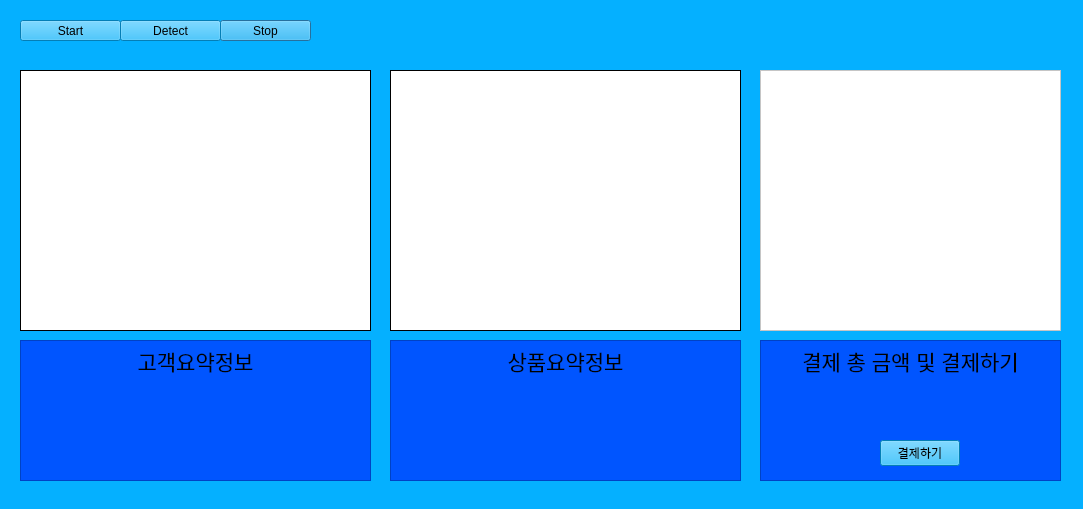
Old version of the form GUI/fourth(detection).ui in the repository star6973/unmanned-payment-system.
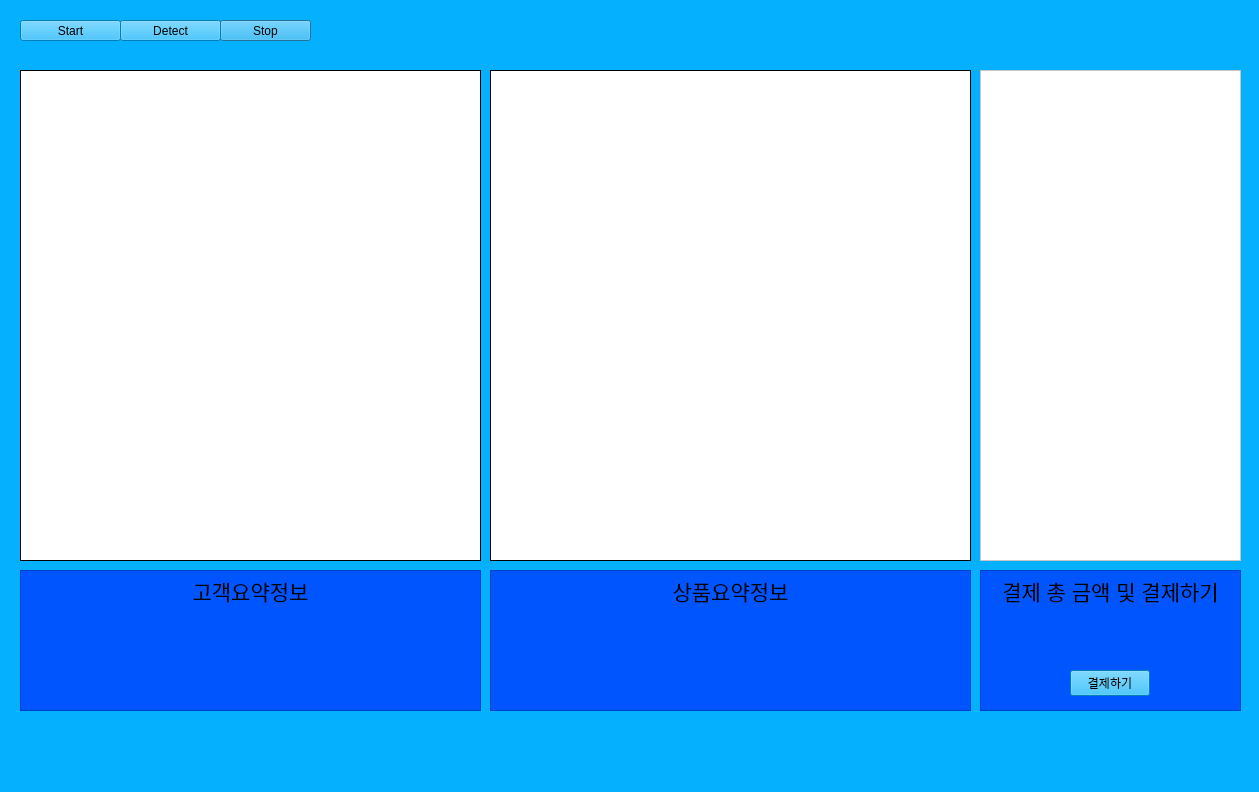
New version of the form.

Diff of the .ui file:
```diff
--- a/GUI/fourth(detection).ui
+++ b/GUI/fourth(detection).ui
@@ -6,8 +6,8 @@
    <rect>
     <x>0</x>
     <y>0</y>
-    <width>1083</width>
-    <height>509</height>
+    <width>1259</width>
+    <height>792</height>
    </rect>
   </property>
   <property name="windowTitle">
@@ -21,8 +21,8 @@
     <rect>
      <x>20</x>
      <y>70</y>
-     <width>351</width>
-     <height>261</height>
+     <width>461</width>
+     <height>491</height>
     </rect>
    </property>
    <property name="styleSheet">
@@ -38,10 +38,10 @@
   <widget class="QLabel" name="processedImgLabel">
    <property name="geometry">
     <rect>
-     <x>390</x>
+     <x>490</x>
      <y>70</y>
-     <width>351</width>
-     <height>261</height>
+     <width>481</width>
+     <height>491</height>
     </rect>
    </property>
    <property name="styleSheet">
@@ -106,8 +106,8 @@
    <property name="geometry">
     <rect>
      <x>20</x>
-     <y>340</y>
-     <width>351</width>
+     <y>570</y>
+     <width>461</width>
      <height>141</height>
     </rect>
    </property>
@@ -125,9 +125,9 @@
   <widget class="QTextEdit" name="textEdit_2">
    <property name="geometry">
     <rect>
-     <x>390</x>
-     <y>340</y>
-     <width>351</width>
+     <x>490</x>
+     <y>570</y>
+     <width>481</width>
      <height>141</height>
     </rect>
    </property>
@@ -145,10 +145,10 @@
   <widget class="QTableWidget" name="tableWidget">
    <property name="geometry">
     <rect>
-     <x>760</x>
+     <x>980</x>
      <y>70</y>
-     <width>301</width>
-     <height>261</height>
+     <width>261</width>
+     <height>491</height>
     </rect>
    </property>
    <property name="styleSheet">
@@ -158,9 +158,9 @@
   <widget class="QTextEdit" name="textEdit_3">
    <property name="geometry">
     <rect>
-     <x>760</x>
-     <y>340</y>
-     <width>301</width>
+     <x>980</x>
+     <y>570</y>
+     <width>261</width>
      <height>141</height>
     </rect>
    </property>
@@ -178,8 +178,8 @@
   <widget class="QPushButton" name="payButton">
    <property name="geometry">
     <rect>
-     <x>880</x>
-     <y>440</y>
+     <x>1070</x>
+     <y>670</y>
      <width>80</width>
      <height>26</height>
     </rect>
```
